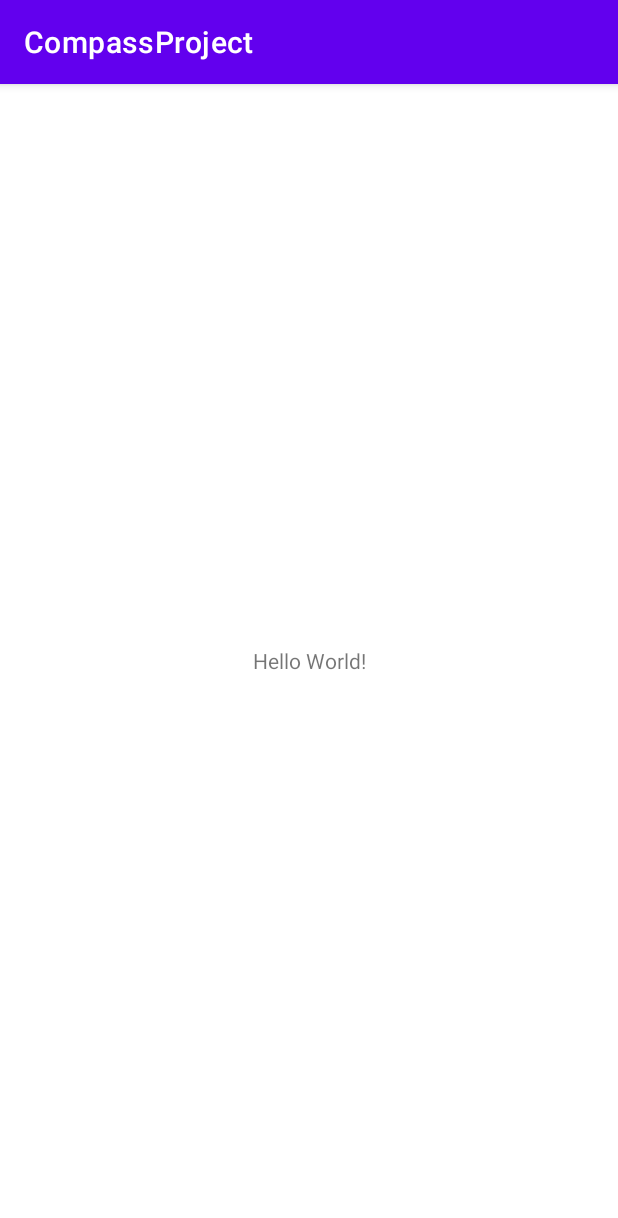
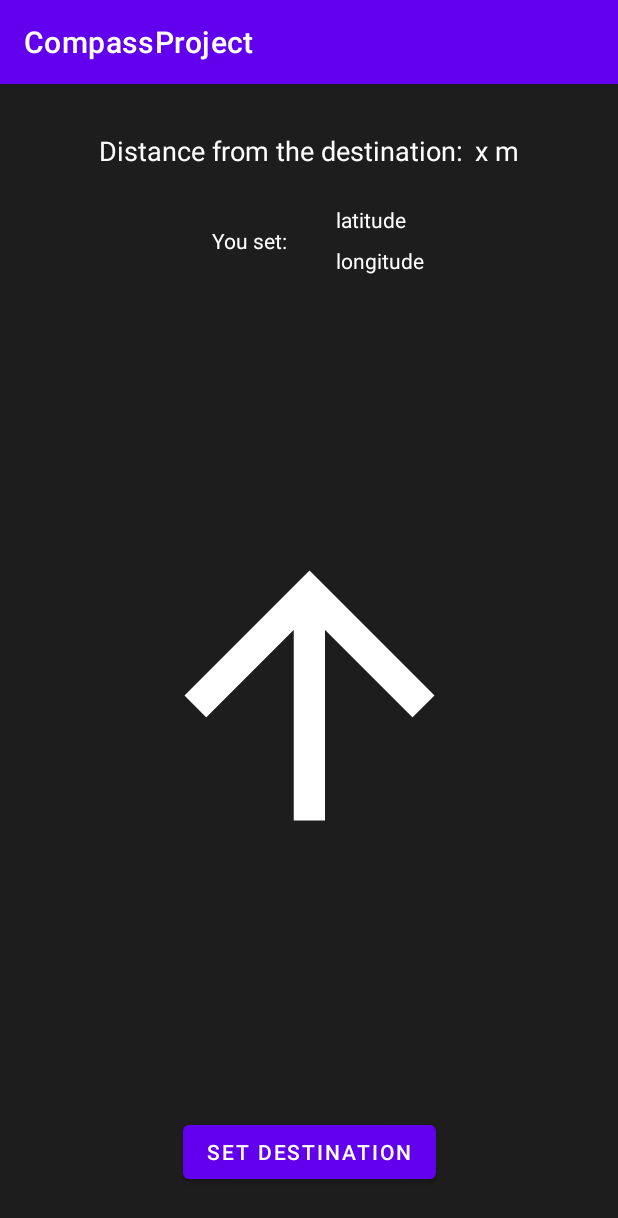
Before and after one commit to riddick-boss/CompassProject, an Android app: the screen it shows after launch (MainActivity), on a phone screen of 412 x 824 dp. Shown: the top 1218 px of the screen. Run offline under Robolectric (Android 15) with nearby library versions, the phone set to English and light mode, and no system bars; our stand-ins replace Dagger/Hilt's generated code.

Commit message:
Compass setup

```diff
--- a/app/src/main/AndroidManifest.xml
+++ b/app/src/main/AndroidManifest.xml
@@ -2,7 +2,10 @@
 <manifest xmlns:android="http://schemas.android.com/apk/res/android"
     package="abandonedstudio.app.compassproject">
 
+    <uses-permission android:name="android.permission.ACCESS_FINE_LOCATION" />
+
     <application
+        android:name=".di.HiltApplication"
         android:allowBackup="true"
         android:icon="@mipmap/ic_launcher"
         android:label="@string/app_name"
--- a/app/src/main/java/abandonedstudio/app/compassproject/MainActivity.kt
+++ b/app/src/main/java/abandonedstudio/app/compassproject/MainActivity.kt
@@ -1,11 +1,19 @@
 package abandonedstudio.app.compassproject
 
+import abandonedstudio.app.compassproject.databinding.ActivityMainBinding
 import androidx.appcompat.app.AppCompatActivity
 import android.os.Bundle
+import androidx.navigation.fragment.NavHostFragment
+import dagger.hilt.android.AndroidEntryPoint
 
+@AndroidEntryPoint
 class MainActivity : AppCompatActivity() {
+
+    private lateinit var binding: ActivityMainBinding
+
     override fun onCreate(savedInstanceState: Bundle?) {
         super.onCreate(savedInstanceState)
-        setContentView(R.layout.activity_main)
+        binding = ActivityMainBinding.inflate(layoutInflater)
+        setContentView(binding.root)
     }
 }
--- /dev/null
+++ b/app/src/main/java/abandonedstudio/app/compassproject/di/AppModule.kt
@@ -0,0 +1,20 @@
+package abandonedstudio.app.compassproject.di
+
+import abandonedstudio.app.compassproject.model.Destination
+import abandonedstudio.app.compassproject.model.DestinationRepository
+import dagger.Module
+import dagger.Provides
+import dagger.hilt.InstallIn
+import dagger.hilt.components.SingletonComponent
+import javax.inject.Singleton
+
+@Module
+@InstallIn(SingletonComponent::class)
+object AppModule {
+
+    @Singleton
+    @Provides
+    fun provideDestinationRepository() = DestinationRepository(Destination())
+
+
+}
--- /dev/null
+++ b/app/src/main/java/abandonedstudio/app/compassproject/di/HiltApplication.kt
@@ -0,0 +1,9 @@
+package abandonedstudio.app.compassproject.di
+
+import android.app.Application
+import dagger.hilt.android.HiltAndroidApp
+
+@HiltAndroidApp
+class HiltApplication : Application() {
+
+}
--- /dev/null
+++ b/app/src/main/java/abandonedstudio/app/compassproject/model/Destination.kt
@@ -0,0 +1,3 @@
+package abandonedstudio.app.compassproject.model
+
+data class Destination (var destinationLatitude: Float = 0f, var destinationLongitude: Float = 1f)
--- /dev/null
+++ b/app/src/main/java/abandonedstudio/app/compassproject/view/CompassFragment.kt
@@ -0,0 +1,265 @@
+package abandonedstudio.app.compassproject.view
+
+import abandonedstudio.app.compassproject.R
+import abandonedstudio.app.compassproject.databinding.CompassFragmentBinding
+import abandonedstudio.app.compassproject.util.Animations
+import abandonedstudio.app.compassproject.util.Constants.FINE_LOCATION_RQ
+import abandonedstudio.app.compassproject.util.DestinationDialogFragment
+import abandonedstudio.app.compassproject.util.PermissionsManager
+import abandonedstudio.app.compassproject.viewmodel.CompassViewModel
+import android.Manifest
+import android.annotation.SuppressLint
+import android.app.AlertDialog
+import android.content.Context
+import android.hardware.Sensor
+import android.hardware.SensorEvent
+import android.hardware.SensorEventListener
+import android.hardware.SensorManager
+import android.location.LocationManager
+import android.os.Build
+import android.os.Bundle
+import android.os.Looper
+import android.util.Log
+import android.view.LayoutInflater
+import android.view.View
+import android.view.ViewGroup
+import android.widget.Toast
+import androidx.annotation.RequiresApi
+import androidx.core.location.LocationManagerCompat
+import androidx.fragment.app.Fragment
+import androidx.fragment.app.viewModels
+import com.google.android.gms.location.*
+import com.google.android.gms.location.LocationRequest.PRIORITY_HIGH_ACCURACY
+import com.google.android.gms.location.LocationRequest.create
+import com.google.android.material.snackbar.Snackbar
+import dagger.hilt.android.AndroidEntryPoint
+
+@AndroidEntryPoint
+class CompassFragment: Fragment(), DestinationDialogFragment.OnSetDestinationListener, SensorEventListener {
+
+    private val viewModel: CompassViewModel by viewModels()
+
+    private var _binding: CompassFragmentBinding? = null
+    private val binding get() = _binding!!
+
+    private lateinit var destinationDialog: DestinationDialogFragment
+
+    private var isTrackingNow = false
+
+    private var currentCompassDegree = 0f
+    private lateinit var sensorManager:SensorManager
+
+    private val rotationMatrix = FloatArray(9)
+    private val orientationAngles = FloatArray(3)
+
+    private val accelerometerReading = FloatArray(3)
+    private val magnetometerReading = FloatArray(3)
+
+    private lateinit var fusedLocationClient: FusedLocationProviderClient
+    private lateinit var locationRequest: LocationRequest
+    private lateinit var locationCallback: LocationCallback
+
+    override fun onCreateView(
+        inflater: LayoutInflater,
+        container: ViewGroup?,
+        savedInstanceState: Bundle?
+    ): View {
+        _binding = CompassFragmentBinding.inflate(inflater, container, false)
+        return binding.root
+    }
+
+    override fun onViewCreated(view: View, savedInstanceState: Bundle?) {
+        super.onViewCreated(view, savedInstanceState)
+
+        fusedLocationClient = LocationServices.getFusedLocationProviderClient(requireContext())
+        sensorManager = requireActivity().getSystemService(Context.SENSOR_SERVICE) as SensorManager
+
+        destinationDialog = DestinationDialogFragment()
+        destinationDialog.setOnSetDestinationListener(this)
+
+        binding.setDestinationButton.setOnClickListener {
+            if (checkForLocationAccess()){
+                if(isLocationEnabled(requireContext())){
+                    toggleTracking()
+                } else{
+                    Snackbar.make(requireView(), "Turn on location", Snackbar.LENGTH_SHORT).show()
+                }
+            }
+        }
+
+        subscribeToObservers()
+    }
+
+    override fun onResume() {
+        super.onResume()
+
+        sensorManager.getDefaultSensor(Sensor.TYPE_ACCELEROMETER)?.also { accelerometer ->
+            sensorManager.registerListener(
+                    this,
+                    accelerometer,
+                    SensorManager.SENSOR_DELAY_NORMAL,
+                    SensorManager.SENSOR_DELAY_UI
+            )
+        }
+
+
+        sensorManager.getDefaultSensor(Sensor.TYPE_MAGNETIC_FIELD).also {
+            sensorManager.registerListener(
+                    this,
+                    it,
+                    SensorManager.SENSOR_DELAY_NORMAL,
+                    SensorManager.SENSOR_DELAY_UI
+            )
+        }
+
+        if (viewModel.isTracking){
+            startUpdatingLocation()
+        }
+    }
+
+    override fun onPause() {
+        super.onPause()
+        sensorManager.unregisterListener(this)
+        stopUpdatingLocation()
+    }
+
+    override fun onDestroyView() {
+        super.onDestroyView()
+        _binding = null
+    }
+
+    private fun subscribeToObservers(){
+        viewModel.distanceFromDestination.observe(viewLifecycleOwner, {
+            binding.distanceTextView.text = "$it m"
+        })
+
+        viewModel.bearingToDest.observe(viewLifecycleOwner, {
+//            TODO: animate compass idle
+        })
+    }
+
+    private fun toggleTracking(){
+        if (isTrackingNow){
+            stopUpdatingLocation()
+            viewModel.isTracking = false
+            binding.setDestinationButton.text = getString(R.string.set_destination)
+            isTrackingNow = !isTrackingNow
+        } else{
+            isTrackingNow = !isTrackingNow
+            showDestinationDialog()
+        }
+    }
+
+    private fun showDestinationDialog(){
+        destinationDialog.show(parentFragmentManager, "SetDestinationDialog")
+    }
+
+//    already checked for nullability in dialog (DestinationDialogFragment)
+    override fun onCoordinatesEntered(latitude: Float, longitude: Float) {
+        binding.setDestinationButton.text = getString(R.string.stop_tracking)
+        viewModel.setDestination(latitude, longitude)
+        Log.d("lista", "ui")
+        binding.latTextView.text = viewModel.getDestinationLatitude().toString()
+        binding.lngTextView.text = viewModel.getDestinationLongitude().toString()
+        getLocationUpdates()
+        startUpdatingLocation()
+    }
+
+//    asking for location access
+    private fun checkForLocationAccess(): Boolean{
+        if (PermissionsManager.checkLocationPermissions(requireContext())){
+            return true
+        } else {
+            if (Build.VERSION.SDK_INT >= Build.VERSION_CODES.M) {
+                when{
+                    shouldShowRequestPermissionRationale(Manifest.permission.ACCESS_FINE_LOCATION) -> showLocationDialog()
+
+                    else -> activity?.requestPermissions(arrayOf(Manifest.permission.ACCESS_FINE_LOCATION), FINE_LOCATION_RQ)
+                }
+            }
+        }
+        return false
+    }
+
+    @RequiresApi(Build.VERSION_CODES.M)
+    fun showLocationDialog() {
+        AlertDialog.Builder(requireContext()).apply {
+            setTitle("Permission required")
+            setMessage("Permission needed to calculate distance")
+            setPositiveButton("OK"){ _, _ ->
+                activity?.requestPermissions(arrayOf(Manifest.permission.ACCESS_FINE_LOCATION), FINE_LOCATION_RQ)
+            }
+        }.create()
+                .show()
+    }
+
+    override fun onRequestPermissionsResult(requestCode: Int, permissions: Array<out String>, grantResults: IntArray) {
+        if (!PermissionsManager.checkLocationPermissions(requireContext())){
+            Toast.makeText(requireContext(), "Cannot access location", Toast.LENGTH_SHORT).show()
+        }
+    }
+
+    override fun onSensorChanged(event: SensorEvent?) {
+        if (event != null) {
+            if (event.sensor.type == Sensor.TYPE_ACCELEROMETER) {
+                System.arraycopy(event.values, 0, accelerometerReading, 0, accelerometerReading.size)
+            } else if (event.sensor.type == Sensor.TYPE_MAGNETIC_FIELD) {
+                System.arraycopy(event.values, 0, magnetometerReading, 0, magnetometerReading.size)
+            }
+        }
+
+        SensorManager.getRotationMatrix(rotationMatrix, null, accelerometerReading, magnetometerReading)
+        SensorManager.getOrientation(rotationMatrix, orientationAngles)
+        val azimuthDeg = Math.toDegrees(orientationAngles[0].toDouble()).toFloat()
+
+        binding.compassImageView.startAnimation(
+                Animations.animateCompassRotation(currentCompassDegree, -azimuthDeg)
+        )
+        currentCompassDegree = -azimuthDeg
+    }
+
+    override fun onAccuracyChanged(p0: Sensor?, p1: Int) {
+//        no-op
+    }
+
+//    check if location is turned on
+    private fun isLocationEnabled(context: Context): Boolean{
+        val locationManager = context.getSystemService(Context.LOCATION_SERVICE) as LocationManager
+        return LocationManagerCompat.isLocationEnabled(locationManager)
+    }
+
+    private fun getLocationUpdates() {
+        fusedLocationClient = LocationServices.getFusedLocationProviderClient(requireContext())
+        locationRequest = create().apply {
+            interval = 5000
+            fastestInterval = 4000
+            priority = PRIORITY_HIGH_ACCURACY
+        }
+        locationCallback = object : LocationCallback() {
+            override fun onLocationResult(locationResult: LocationResult?) {
+                locationResult ?: return
+
+                if (locationResult.locations.isNotEmpty()) {
+                    val location = locationResult.lastLocation
+                    viewModel.currentLocationUpdated(location)
+                }
+            }
+        }
+        viewModel.isTracking = true
+    }
+
+    @SuppressLint("MissingPermission")
+    private fun startUpdatingLocation() {
+        fusedLocationClient.requestLocationUpdates(
+                locationRequest,
+                locationCallback,
+                Looper.getMainLooper()
+        )
+    }
+
+    private fun stopUpdatingLocation() {
+        fusedLocationClient.removeLocationUpdates(locationCallback)
+    }
+
+
+}
--- /dev/null
+++ b/app/src/main/java/abandonedstudio/app/compassproject/viewmodel/CompassViewModel.kt
@@ -0,0 +1,63 @@
+package abandonedstudio.app.compassproject.viewmodel
+
+import abandonedstudio.app.compassproject.model.DestinationRepository
+import abandonedstudio.app.compassproject.util.Tracking
+import android.location.Location
+import android.util.Log
+import androidx.lifecycle.MutableLiveData
+import androidx.lifecycle.ViewModel
+import dagger.hilt.android.lifecycle.HiltViewModel
+import javax.inject.Inject
+
+@HiltViewModel
+class CompassViewModel @Inject constructor(private val repository: DestinationRepository) : ViewModel() {
+
+    val distanceFromDestination = MutableLiveData<Int>()
+    val bearingToDest = MutableLiveData<Float>()
+
+    var isTracking = false
+
+    fun getDestinationLatitude(): Float{
+        return repository.getDestinationLatitude()
+    }
+
+    fun getDestinationLongitude(): Float {
+        return repository.getDestinationLongitude()
+    }
+
+    fun getDestinationLocation(): Location{
+        return Location("destination location").apply {
+            latitude = getDestinationLatitude().toDouble()
+            longitude = getDestinationLongitude().toDouble()
+        }
+    }
+
+//    private var trackPositionJob: Job? = null
+
+    fun setDestination(latitude: Float, longitude: Float){
+        repository.setDestinationCoordinates(latitude, longitude)
+    }
+
+    fun currentLocationUpdated(currentLocation: Location){
+        Log.d("lista", "poszla")
+        distanceFromDestination.postValue(Tracking.calculateDistance(currentLocation, getDestinationLocation()))
+        bearingToDest.postValue(Tracking.calculateBearing(currentLocation, getDestinationLocation()))
+    }
+
+//    private fun trackJob(): Job{
+//        return viewModelScope.launch {
+////            track
+////            checking location with 1 sec period
+//            delay(1000)
+//        }
+//    }
+//
+//    fun startTracking(){
+//        trackPositionJob = trackJob()
+//    }
+//
+//    fun stopTracking(){
+//        trackPositionJob?.cancel()
+//    }
+
+}
--- a/app/src/main/res/layout/activity_main.xml
+++ b/app/src/main/res/layout/activity_main.xml
@@ -6,13 +6,15 @@
     android:layout_height="match_parent"
     tools:context=".MainActivity">
 
-    <TextView
-        android:layout_width="wrap_content"
-        android:layout_height="wrap_content"
-        android:text="Hello World!"
-        app:layout_constraintBottom_toBottomOf="parent"
-        app:layout_constraintLeft_toLeftOf="parent"
-        app:layout_constraintRight_toRightOf="parent"
-        app:layout_constraintTop_toTopOf="parent" />
+
+    <androidx.fragment.app.FragmentContainerView
+        android:id="@+id/nav_host_fragment_container"
+        android:name="androidx.navigation.fragment.NavHostFragment"
+        android:layout_width="match_parent"
+        android:layout_height="match_parent"
+        app:defaultNavHost="true"
+        app:layout_constraintStart_toStartOf="parent"
+        app:layout_constraintTop_toTopOf="parent"
+        app:navGraph="@navigation/nav_graph" />
 
 </androidx.constraintlayout.widget.ConstraintLayout>
--- /dev/null
+++ b/app/src/main/res/layout/compass_fragment.xml
@@ -0,0 +1,94 @@
+<?xml version="1.0" encoding="utf-8"?>
+<androidx.constraintlayout.widget.ConstraintLayout xmlns:android="http://schemas.android.com/apk/res/android"
+    xmlns:app="http://schemas.android.com/apk/res-auto"
+    android:layout_width="match_parent"
+    android:layout_height="match_parent"
+    android:background="#1E1D1D"
+    android:orientation="vertical">
+
+    <TextView
+        android:id="@+id/textView"
+        android:layout_width="wrap_content"
+        android:layout_height="wrap_content"
+        android:layout_marginTop="32dp"
+        android:text="@string/distance_from_dest"
+        android:textColor="#FFFFFF"
+        android:textSize="18sp"
+        app:layout_constraintEnd_toStartOf="@+id/distance_textView"
+        app:layout_constraintHorizontal_bias="0.5"
+        app:layout_constraintHorizontal_chainStyle="packed"
+        app:layout_constraintStart_toStartOf="parent"
+        app:layout_constraintTop_toTopOf="parent" />
+
+    <Button
+        android:id="@+id/set_destination_button"
+        android:layout_width="wrap_content"
+        android:layout_height="wrap_content"
+        android:layout_marginBottom="32dp"
+        android:text="@string/set_destination"
+        app:layout_constraintBottom_toBottomOf="parent"
+        app:layout_constraintEnd_toEndOf="parent"
+        app:layout_constraintStart_toStartOf="parent" />
+
+    <ImageView
+        android:id="@+id/compass_imageView"
+        android:layout_width="250dp"
+        android:layout_height="250dp"
+        android:contentDescription="compass img"
+        android:rotation="90"
+        app:layout_constraintBottom_toTopOf="@+id/set_destination_button"
+        app:layout_constraintEnd_toEndOf="parent"
+        app:layout_constraintStart_toStartOf="parent"
+        app:layout_constraintTop_toBottomOf="@+id/lng_textView"
+        app:srcCompat="@drawable/abc_vector_test" />
+
+    <TextView
+        android:id="@+id/distance_textView"
+        android:layout_width="wrap_content"
+        android:layout_height="wrap_content"
+        android:layout_marginStart="8dp"
+        android:text="@string/meters"
+        android:textColor="#FFFFFF"
+        android:textSize="18sp"
+        app:layout_constraintBottom_toBottomOf="@+id/textView"
+        app:layout_constraintEnd_toEndOf="parent"
+        app:layout_constraintHorizontal_bias="0.5"
+        app:layout_constraintStart_toEndOf="@+id/textView"
+        app:layout_constraintTop_toTopOf="@+id/textView" />
+
+    <TextView
+        android:id="@+id/lat_textView"
+        android:layout_width="wrap_content"
+        android:layout_height="wrap_content"
+        android:layout_marginStart="32dp"
+        android:layout_marginTop="24dp"
+        android:text="@string/latitude"
+        android:textColor="#FFFFFF"
+        app:layout_constraintEnd_toEndOf="parent"
+        app:layout_constraintHorizontal_bias="0.5"
+        app:layout_constraintStart_toEndOf="@+id/textView6"
+        app:layout_constraintTop_toBottomOf="@+id/distance_textView" />
+
+    <TextView
+        android:id="@+id/lng_textView"
+        android:layout_width="wrap_content"
+        android:layout_height="wrap_content"
+        android:layout_marginTop="8dp"
+        android:text="@string/longitude"
+        android:textColor="#FFFFFF"
+        app:layout_constraintStart_toStartOf="@+id/lat_textView"
+        app:layout_constraintTop_toBottomOf="@+id/lat_textView" />
+
+    <TextView
+        android:id="@+id/textView6"
+        android:layout_width="wrap_content"
+        android:layout_height="wrap_content"
+        android:text="@string/you_set"
+        android:textColor="#FFFFFF"
+        app:layout_constraintBottom_toBottomOf="@+id/lng_textView"
+        app:layout_constraintEnd_toStartOf="@+id/lat_textView"
+        app:layout_constraintHorizontal_bias="0.5"
+        app:layout_constraintHorizontal_chainStyle="packed"
+        app:layout_constraintStart_toStartOf="parent"
+        app:layout_constraintTop_toTopOf="@+id/lat_textView" />
+</androidx.constraintlayout.widget.ConstraintLayout>
--- /dev/null
+++ b/app/src/main/res/navigation/nav_graph.xml
@@ -0,0 +1,13 @@
+<?xml version="1.0" encoding="utf-8"?>
+<navigation xmlns:android="http://schemas.android.com/apk/res/android"
+    xmlns:app="http://schemas.android.com/apk/res-auto"
+    xmlns:tools="http://schemas.android.com/tools"
+    android:id="@+id/nav_graph"
+    app:startDestination="@id/compassFragment">
+
+    <fragment
+        android:id="@+id/compassFragment"
+        android:name="abandonedstudio.app.compassproject.view.CompassFragment"
+        android:label="CompassFragment"
+        tools:layout="@layout/compass_fragment"/>
+</navigation>
--- a/app/src/main/res/values/strings.xml
+++ b/app/src/main/res/values/strings.xml
@@ -1,3 +1,11 @@
 <resources>
     <string name="app_name">CompassProject</string>
+    <string name="distance_from_dest">Distance from the destination:</string>
+    <string name="set_destination">SET DESTINATION</string>
+    <string name="stop_tracking">Stop tracking</string>
+    <string name="enter_destination_coordinates">Enter destination coordinates:</string>
+    <string name="meters">x m</string>
+    <string name="you_set">You set:</string>
+    <string name="latitude">latitude</string>
+    <string name="longitude">longitude</string>
 </resources>
--- a/build.gradle
+++ b/build.gradle
@@ -1,6 +1,7 @@
 // Top-level build file where you can add configuration options common to all sub-projects/modules.
 buildscript {
     ext.kotlin_version = "1.4.30"
+    ext.hilt_version = '2.32-alpha'
     repositories {
         google()
         jcenter()
@@ -8,6 +9,7 @@ buildscript {
     dependencies {
         classpath "com.android.tools.build:gradle:4.1.2"
         classpath "org.jetbrains.kotlin:kotlin-gradle-plugin:$kotlin_version"
+        classpath "com.google.dagger:hilt-android-gradle-plugin:$hilt_version"
 
         // NOTE: Do not place your application dependencies here; they belong
         // in the individual module build.gradle files
```
Also changed, not shown: app/build.gradle (+41 -2 lines), app/src/main/java/abandonedstudio/app/compassproject/model/DestinationRepository.kt (added, +24 -0 lines), app/src/main/java/abandonedstudio/app/compassproject/util/Animations.kt (added, +19 -0 lines), app/src/main/java/abandonedstudio/app/compassproject/util/Constants.kt (added, +7 -0 lines), app/src/main/java/abandonedstudio/app/compassproject/util/DestinationDialogFragment.java (added, +58 -0 lines), app/src/main/java/abandonedstudio/app/compassproject/util/PermissionsManager.kt (added, +12 -0 lines), app/src/main/java/abandonedstudio/app/compassproject/util/Tracking.kt (added, +15 -0 lines), app/src/main/res/layout/destination_dialog.xml (added, +37 -0 lines).
